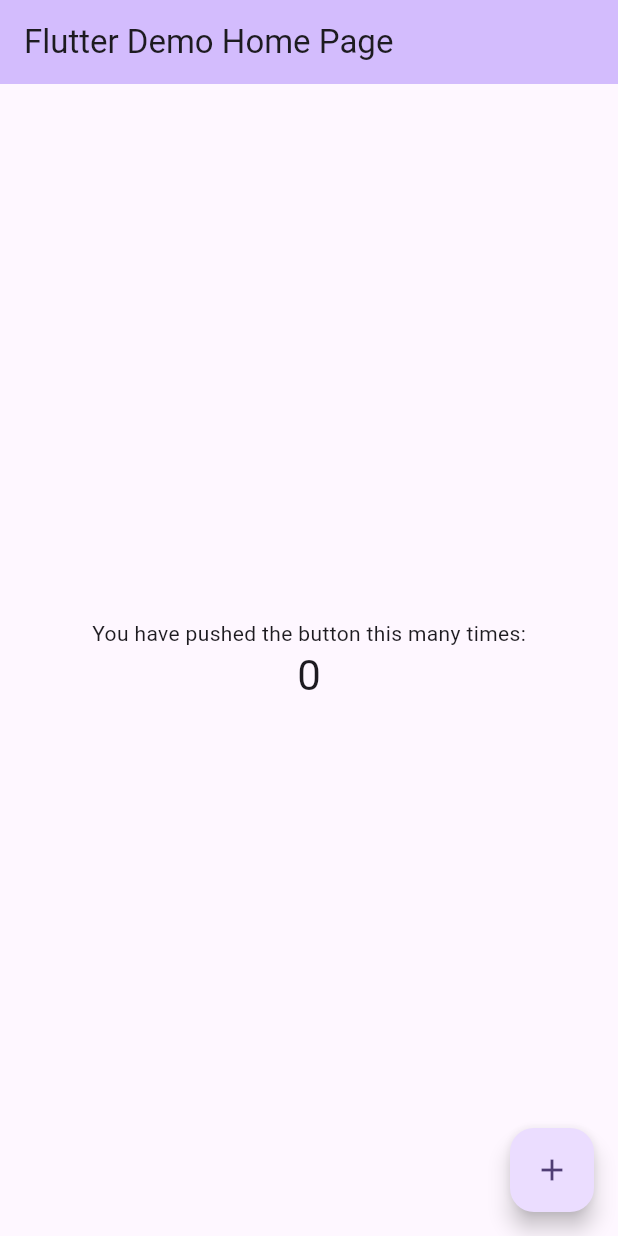
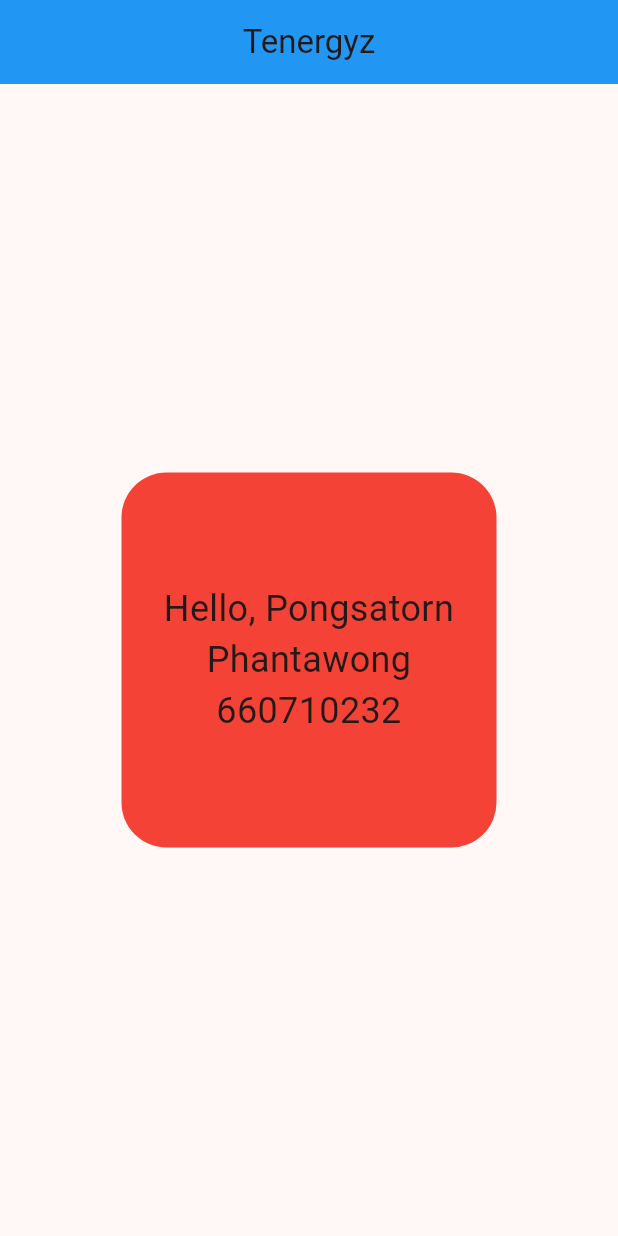
Before and after one commit to 660710232/mobiletest, a Flutter app: the screen it shows after launch, on a phone screen of 412 x 824 dp. Run offline on Flutter 3.47's test engine with Material 3 defaults, Android fonts, the phone set to English and light mode, and no system bars.

Commit message:
Exercise I

```diff
--- a/lib/main.dart
+++ b/lib/main.dart
@@ -11,7 +11,7 @@ class MyApp extends StatelessWidget {
   @override
   Widget build(BuildContext context) {
     return MaterialApp(
-      title: 'Flutter Demo',
+      title: 'Tenergyz Demo',
       theme: ThemeData(
         // This is the theme of your application.
         //
@@ -28,94 +28,24 @@ class MyApp extends StatelessWidget {
         //
         // This works for code too, not just values: Most code changes can be
         // tested with just a hot reload.
-        colorScheme: .fromSeed(seedColor: Colors.deepPurple),
+        colorScheme: .fromSeed(seedColor: Colors.red),
       ),
-      home: const MyHomePage(title: 'Flutter Demo Home Page'),
+      home: HomeScreen(),
+      debugShowCheckedModeBanner: false,
     );
   }
 }
 
-class MyHomePage extends StatefulWidget {
-  const MyHomePage({super.key, required this.title});
-
-  // This widget is the home page of your application. It is stateful, meaning
-  // that it has a State object (defined below) that contains fields that affect
-  // how it looks.
-
-  // This class is the configuration for the state. It holds the values (in this
-  // case the title) provided by the parent (in this case the App widget) and
-  // used by the build method of the State. Fields in a Widget subclass are
-  // always marked "final".
-
-  final String title;
+class HomeScreen extends StatelessWidget {
+  const HomeScreen({super.key});
+  // Render Screen
 
   @override
-  State<MyHomePage> createState() => _MyHomePageState();
-}
-
-class _MyHomePageState extends State<MyHomePage> {
-  int _counter = 0;
-
-  void _incrementCounter() {
-    setState(() {
-      // This call to setState tells the Flutter framework that something has
-      // changed in this State, which causes it to rerun the build method below
-      // so that the display can reflect the updated values. If we changed
-      // _counter without calling setState(), then the build method would not be
-      // called again, and so nothing would appear to happen.
-      _counter++;
-    });
-  }
-
-  @override
-  Widget build(BuildContext context) {
-    // This method is rerun every time setState is called, for instance as done
-    // by the _incrementCounter method above.
-    //
-    // The Flutter framework has been optimized to make rerunning build methods
-    // fast, so that you can just rebuild anything that needs updating rather
-    // than having to individually change instances of widgets.
+  Widget build(BuildContext context){
     return Scaffold(
-      appBar: AppBar(
-        // TRY THIS: Try changing the color here to a specific color (to
-        // Colors.amber, perhaps?) and trigger a hot reload to see the AppBar
-        // change color while the other colors stay the same.
-        backgroundColor: Theme.of(context).colorScheme.inversePrimary,
-        // Here we take the value from the MyHomePage object that was created by
-        // the App.build method, and use it to set our appbar title.
-        title: Text(widget.title),
-      ),
-      body: Center(
-        // Center is a layout widget. It takes a single child and positions it
-        // in the middle of the parent.
-        child: Column(
-          // Column is also a layout widget. It takes a list of children and
-          // arranges them vertically. By default, it sizes itself to fit its
-          // children horizontally, and tries to be as tall as its parent.
-          //
-          // Column has various properties to control how it sizes itself and
-          // how it positions its children. Here we use mainAxisAlignment to
-          // center the children vertically; the main axis here is the vertical
-          // axis because Columns are vertical (the cross axis would be
-          // horizontal).
-          //
-          // TRY THIS: Invoke "debug painting" (choose the "Toggle Debug Paint"
-          // action in the IDE, or press "p" in the console), to see the
-          // wireframe for each widget.
-          mainAxisAlignment: .center,
-          children: [
-            const Text('You have pushed the button this many times:'),
-            Text(
-              '$_counter',
-              style: Theme.of(context).textTheme.headlineMedium,
-            ),
-          ],
-        ),
-      ),
-      floatingActionButton: FloatingActionButton(
-        onPressed: _incrementCounter,
-        tooltip: 'Increment',
-        child: const Icon(Icons.add),
+      appBar: AppBar(title: const Text("Tenergyz"), backgroundColor: Colors.blue, centerTitle: true),
+      backgroundColor: Colors.pink[40],
+      body: Center(child: Container(height: 250, width: 250, decoration: BoxDecoration(color: Colors.red, borderRadius: BorderRadius.circular(30)), child: Center(child: Text("Hello, Pongsatorn Phantawong 660710232", textAlign: TextAlign.center, style: TextStyle(fontSize: 24))))
       ),
     );
   }
```
